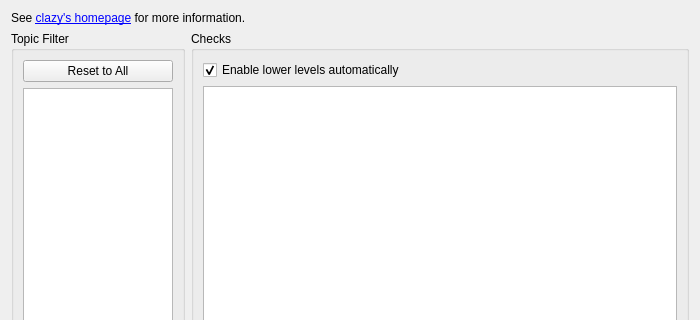
Before: the Qt Designer form src/plugins/cpptools/clazychecks.ui in qt-creator/qt-creator, drawn with Qt 5; both pictures show x 0 to 700 and y 0 to 320 of the 700 by 500 pixel window.
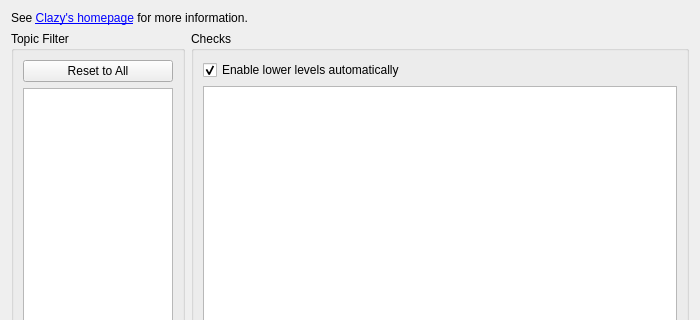
After: the same form once the commit is applied.

Commit message: Clang: Fix UI text

```diff
--- a/src/plugins/cpptools/clazychecks.ui
+++ b/src/plugins/cpptools/clazychecks.ui
@@ -23,7 +23,7 @@
    <item>
     <widget class="QLabel" name="label">
      <property name="text">
-      <string>See &lt;a href=&quot;https://github.com/KDE/clazy&quot;&gt;clazy's homepage&lt;/a&gt; for more information.</string>
+      <string>See &lt;a href=&quot;https://github.com/KDE/clazy&quot;&gt;Clazy's homepage&lt;/a&gt; for more information.</string>
      </property>
      <property name="openExternalLinks">
       <bool>true</bool>
```
The commit also changes 3 other files.
